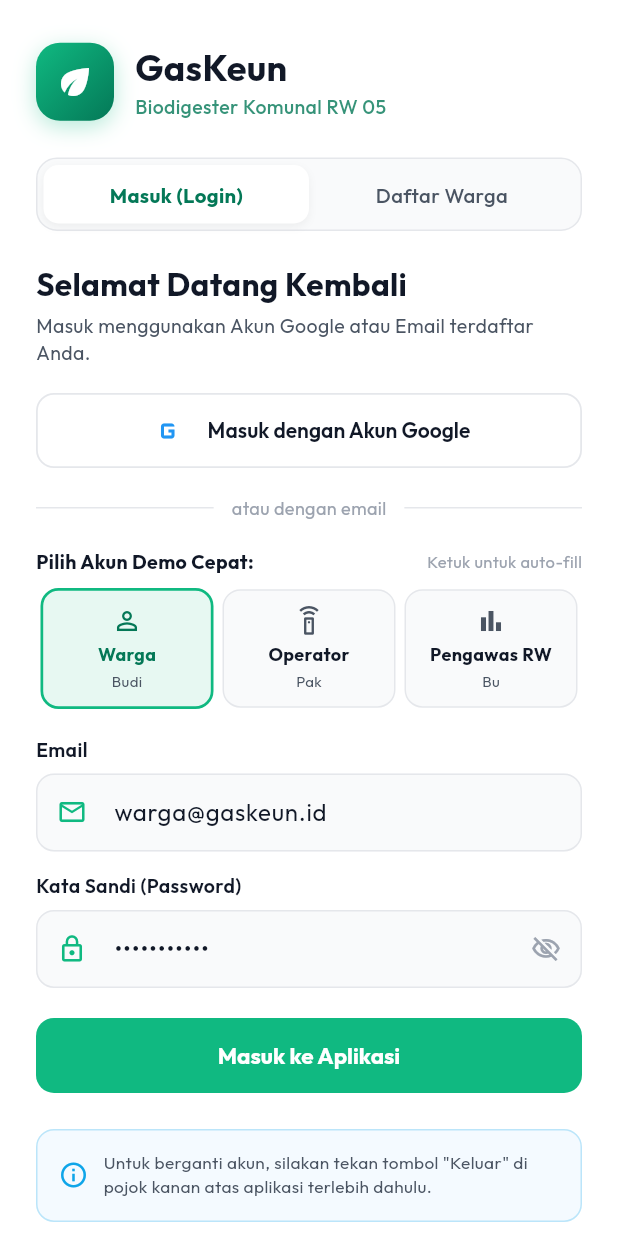
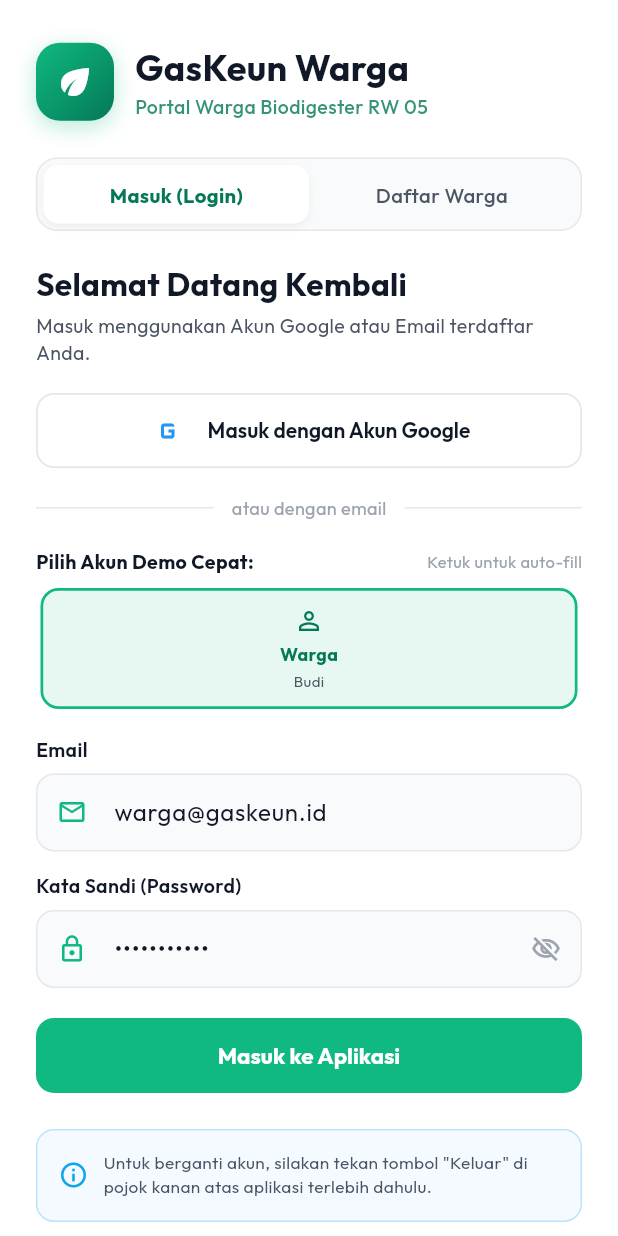
Before and after one commit to Notnoir/mobile-gaskeun, a Flutter app: the screen it shows after launch, on a phone screen of 412 x 824 dp. Run offline on Flutter 3.47's test engine with Material 3 defaults, Android fonts, the phone set to English and light mode, and no system bars; our stand-ins replace firebase_auth, firebase_core, fl_chart, google_fonts, google_sign_in, pdf and 1 more; accounts and stored records are empty; network calls fail.

Commit message:
efactor(resident): tailor the application for the biodigester community resident role

```diff
--- a/lib/main.dart
+++ b/lib/main.dart
@@ -31,7 +31,7 @@
   @override
   Widget build(BuildContext context) {
     return MaterialApp(
-      title: 'GasKeun — Manajemen Biodigester',
+      title: 'GasKeun Warga — Komunitas Biodigester',
       debugShowCheckedModeBanner: false,
       theme: AppTheme.lightTheme,
       home: Consumer<AppState>(
@@ -39,14 +39,7 @@
           if (!state.isLoggedIn) {
             return const AuthScreen();
           }
-          switch (state.currentRole) {
-            case UserRole.warga:
-              return const WargaMainScreen();
-            case UserRole.operator:
-              return const OperatorMainScreen();
-            case UserRole.pengawas:
-              return const PengawasMainScreen();
-          }
+          return const WargaMainScreen();
         },
       ),
     );
--- a/lib/providers/app_state.dart
+++ b/lib/providers/app_state.dart
@@ -40,20 +40,6 @@
       roleLabel: 'Warga',
       name: 'Budi Pratama (RT 02)',
       role: UserRole.warga,
-    ),
-    DemoUserCredential(
-      email: 'operator@gaskeun.id',
-      password: 'password123',
-      roleLabel: 'Operator',
-      name: 'Pak Anton (Teknisi)',
-      role: UserRole.operator,
-    ),
-    DemoUserCredential(
-      email: 'pengawas@gaskeun.id',
-      password: 'password123',
-      roleLabel: 'Pengawas RW',
-      name: 'Bu Sari Handayani (Ketua RW)',
-      role: UserRole.pengawas,
     ),
   ];
 
--- a/lib/screens/auth_screen.dart
+++ b/lib/screens/auth_screen.dart
@@ -215,7 +215,7 @@
                     crossAxisAlignment: CrossAxisAlignment.start,
                     children: [
                       const Text(
-                        'GasKeun',
+                        'GasKeun Warga',
                         style: TextStyle(
                           fontSize: 24,
                           fontWeight: FontWeight.bold,
@@ -223,7 +223,7 @@
                         ),
                       ),
                       Text(
-                        'Biodigester Komunal RW 05',
+                        'Portal Warga Biodigester RW 05',
                         style: TextStyle(
                           fontSize: 13,
                           fontWeight: FontWeight.w500,
--- a/lib/widgets/app_header.dart
+++ b/lib/widgets/app_header.dart
@@ -231,7 +231,7 @@
               Row(
                 children: [
                   const Text(
-                    'GasKeun',
+                    'GasKeun Warga',
                     style: TextStyle(
                       fontSize: 17,
                       fontWeight: FontWeight.bold,
```
Also changed, not shown: 2 other files.
